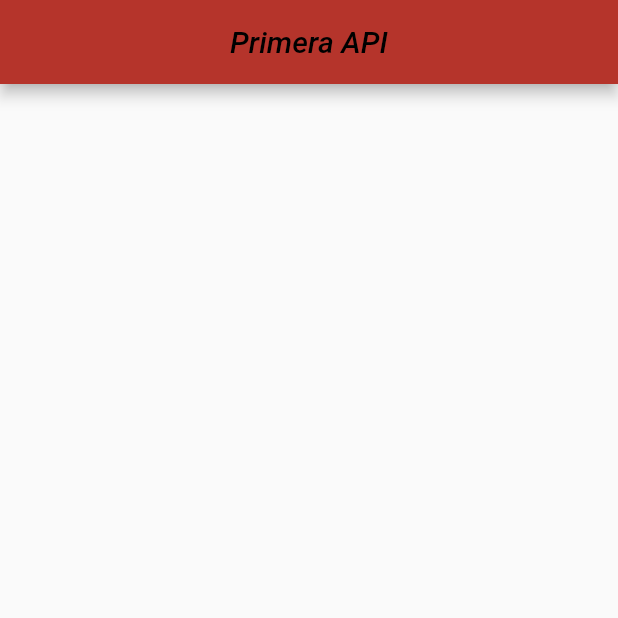
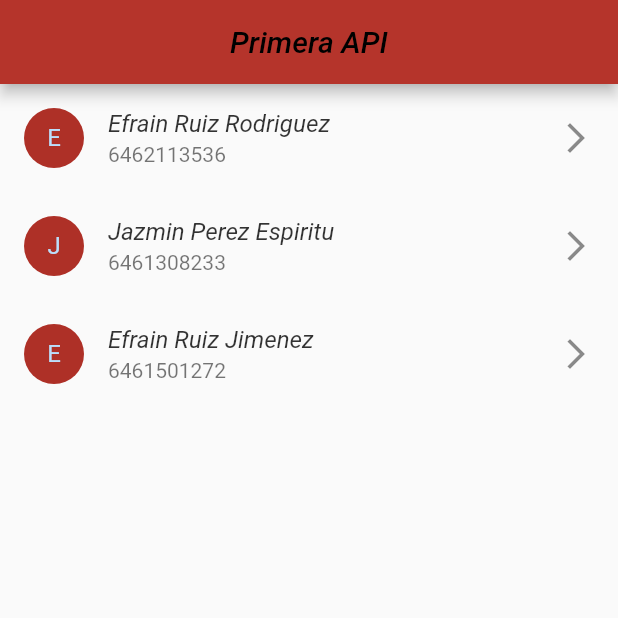
Before and after one commit to rure0208/API, a Flutter app: the screen it shows after launch, on a phone screen of 412 x 824 dp, the top half of it. Run offline on Flutter 3.47's test engine with Material 2 defaults, Android fonts, the phone set to English and light mode, and no system bars.

Commit message:
error mio

```diff
--- a/lib/main.dart
+++ b/lib/main.dart
@@ -1,9 +1,5 @@
-import 'dart:convert';
-import 'dart:async' show Future;
 import 'package:api/ventana2.dart';
-import 'package:flutter/services.dart' show rootBundle;
 import 'package:flutter/material.dart';
-import 'package:flutter/services.dart';
 
 void main() => runApp(const MyApp());
 
@@ -15,19 +11,14 @@ class MyApp extends StatefulWidget {
 }
 
 class _MyAppState extends State<MyApp> {
-  late List personas = [];
-  Future<String> loadJsonData() async {
-    var jsonText = await rootBundle.loadString('load_json/estudiante.json');
-    setState(() => personas = json.decode(jsonText));
-    return 'success';
-  }
-
-  @override
-  void initState() {
-    super.initState();
-    loadJsonData();
-  }
-
+  final List<Estudiante> _personas = [
+    Estudiante("17760210", "Efrain Ruiz Rodriguez", "sistemas", "9no",
+        "6462113536", "al17760210@ite.edu.mx"),
+    Estudiante("17760221", "Jazmin Perez Espiritu", "sistemas", "8no",
+        "6461308233", "al17760221@ite.edu.mx"),
+    Estudiante("17760230", "Efrain Ruiz Jimenez", "sistemas", "11vo",
+        "6461501272", "al17760230@ite.edu.mx"),
+  ];
   @override
   Widget build(BuildContext context) {
     return MaterialApp(
@@ -45,34 +36,33 @@ class _MyAppState extends State<MyApp> {
             ),
           ),
           body: ListView.builder(
-            // ignore: unnecessary_null_comparison
-            itemCount: personas == null ? 0 : personas.length,
+            itemCount: _personas.length,
             itemBuilder: (BuildContext context, int index) {
-              var nombre = personas[index]['nombre'];
-              var telefono = personas[index]['telefono'];
-              var matricula = personas[index]['matricula'];
-              var carrera = personas[index]['carrera'];
-              var semestre = personas[index]['semestre'];
-              var email = personas[index]['email'];
               return ListTile(
                 onLongPress: () {
                   Navigator.push(
                       context,
                       MaterialPageRoute(
                         builder: (context) => Ventana2(
-                            matricula: matricula,
-                            nombre: nombre,
-                            carrera: carrera,
-                            semestre: semestre,
-                            telefono: telefono,
-                            email: email),
+                            matricula: _personas[index].matricula,
+                            nombre: _personas[index].nombre,
+                            carrera: _personas[index].carrera,
+                            semestre: _personas[index].semestre,
+                            telefono: _personas[index].telefono,
+                            email: _personas[index].email),
                       ));
                 },
-                title: Text(nombre),
-                subtitle: Text(telefono),
-                leading: const CircleAvatar(
-                  backgroundColor: Color.fromARGB(255, 174, 48, 39),
-                  child: Icon(Icons.account_box_rounded),
+                title: Text(
+                  _personas[index].nombre,
+                  style: TextStyle(
+                    color: Colors.black.withOpacity(0.8),
+                    fontStyle: FontStyle.italic,
+                  ),
+                ),
+                subtitle: Text(_personas[index].telefono),
+                leading: CircleAvatar(
+                  backgroundColor: const Color.fromARGB(255, 174, 48, 39),
+                  child: Text(_personas[index].nombre.substring(0, 1)),
                 ),
                 trailing: const Icon(Icons.arrow_forward_ios),
               );
@@ -81,3 +71,15 @@ class _MyAppState extends State<MyApp> {
     );
   }
 }
+
+class Estudiante {
+  String matricula;
+  String nombre;
+  String carrera;
+  String semestre;
+  String telefono;
+  String email;
+
+  Estudiante(this.matricula, this.nombre, this.carrera, this.semestre,
+      this.telefono, this.email);
+}
```
Also changed, not shown: load_json/estudiante.json (deleted, +0 -19 lines).
